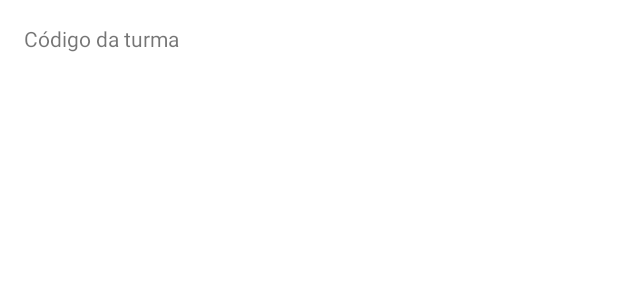
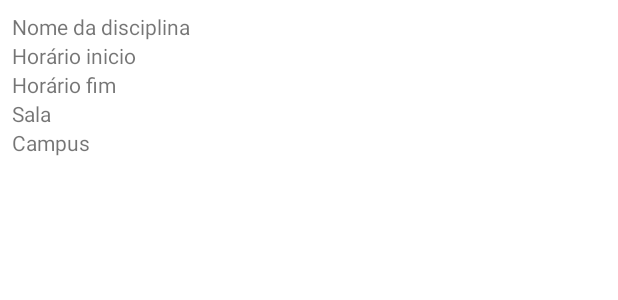
Before and after one commit to modulo-conteudo/modulo-conteudo, an Android app: the layout temp_aula.xml on its own in the app's theme, with its tools: preview values and no code run, on a phone screen of 412 x 824 dp. Shown: the top 300 px of the screen. Run offline under Robolectric (Android 15) with nearby library versions, the phone set to English and light mode, and no system bars.

Commit message:
otimizações

```diff
--- a/ModuloConteudo/app/src/main/java/com/ufabc/moduloconteudo/data/aula/AulaDao.kt
+++ b/ModuloConteudo/app/src/main/java/com/ufabc/moduloconteudo/data/aula/AulaDao.kt
@@ -10,9 +10,10 @@ import com.ufabc.moduloconteudo.data.relations.AulasDiscente
 @Dao
 interface AulaDao {
 
+   //TODO: Implementar a busca por RA a partir da tela de login
    @Transaction
    @Query("SELECT * FROM discente_turma WHERE codigo_turma IN (SELECT DISTINCT(codigo_turma) FROM aula)")
-   fun getAulasUsingIdDia() : LiveData<List<AulasDiscente>>
+   fun getAulasUsingRA() : LiveData<List<AulasDiscente>>
 
    @Insert
    suspend fun insertAula(aula: Aula)
--- a/ModuloConteudo/app/src/main/java/com/ufabc/moduloconteudo/data/aula/AulaRepository.kt
+++ b/ModuloConteudo/app/src/main/java/com/ufabc/moduloconteudo/data/aula/AulaRepository.kt
@@ -1,10 +1,8 @@
 package com.ufabc.moduloconteudo.data.aula
-
-import androidx.lifecycle.LiveData
 
 class AulaRepository private constructor(private val aulaDao: AulaDao){
 
-    fun getTurmasUsingRA() = aulaDao.getAulasUsingIdDia()
+    fun getAulasUsingRA() = aulaDao.getAulasUsingRA()
 
     companion object {
         @Volatile private var instance: AulaRepository? = null
--- a/ModuloConteudo/app/src/main/java/com/ufabc/moduloconteudo/ui/classes/ClassesFragment.kt
+++ b/ModuloConteudo/app/src/main/java/com/ufabc/moduloconteudo/ui/classes/ClassesFragment.kt
@@ -30,6 +30,7 @@ class ClassesFragment : Fragment() {
     // Variables
     val classesListAdapter : ClassesListAdapter = ClassesListAdapter()
     var currentDay : Int = 0
+    var studentRa : String = ""
 
     // ViewModel
     private val classesViewModel : ClassesViewModel by viewModels {
--- a/ModuloConteudo/app/src/main/java/com/ufabc/moduloconteudo/ui/classes/ClassesViewModel.kt
+++ b/ModuloConteudo/app/src/main/java/com/ufabc/moduloconteudo/ui/classes/ClassesViewModel.kt
@@ -7,7 +7,7 @@ import com.ufabc.moduloconteudo.data.relations.AulasDiscente
 
 class ClassesViewModel internal constructor(aulaRepository: AulaRepository): ViewModel() {
 
-    val classes : LiveData<List<AulasDiscente>> = aulaRepository.getTurmasUsingRA()
+    val classes : LiveData<List<AulasDiscente>> = aulaRepository.getAulasUsingRA()
 
 
     //private val _text = MutableLiveData<String>().apply {
--- a/ModuloConteudo/app/src/main/java/com/ufabc/moduloconteudo/utilities/Constants.kt
+++ b/ModuloConteudo/app/src/main/java/com/ufabc/moduloconteudo/utilities/Constants.kt
@@ -1,3 +1,4 @@
 package com.ufabc.moduloconteudo.utilities
 
 const val DATABASE_NAME = "student-classes-db"
+const val RA_EXTRA = "ra-extra"
--- a/ModuloConteudo/app/src/main/res/layout/activity_login.xml
+++ b/ModuloConteudo/app/src/main/res/layout/activity_login.xml
@@ -26,6 +26,7 @@
         app:layout_constraintLeft_toLeftOf="parent"
         app:layout_constraintRight_toRightOf="parent"
         />
+
     <com.google.android.material.textfield.TextInputLayout
         android:id="@+id/login_tilRa"
         style="@style/Widget.MaterialComponents.TextInputLayout.OutlinedBox"
@@ -45,6 +46,7 @@
             android:layout_height="wrap_content"
             android:hint="@string/login_inserirRa"
             android:inputType="number" />
+
     </com.google.android.material.textfield.TextInputLayout>
 
     <com.google.android.material.button.MaterialButton
--- a/ModuloConteudo/app/src/main/res/layout/temp_aula.xml
+++ b/ModuloConteudo/app/src/main/res/layout/temp_aula.xml
@@ -1,16 +1,48 @@
 <?xml version="1.0" encoding="utf-8"?>
 <androidx.constraintlayout.widget.ConstraintLayout xmlns:android="http://schemas.android.com/apk/res/android"
+    android:layout_margin="8dp"
     android:layout_width="match_parent"
     android:layout_height="wrap_content"
     xmlns:app="http://schemas.android.com/apk/res-auto">
 
     <TextView
-        android:id="@+id/class_code"
-        android:text="Código da turma"
-        android:layout_margin="16dp"
+        android:id="@+id/adapter_className"
+        android:text="Nome da disciplina"
         android:layout_width="wrap_content"
         android:layout_height="wrap_content"
         app:layout_constraintTop_toTopOf="parent"
         app:layout_constraintLeft_toLeftOf="parent" />
 
+    <TextView
+        android:id="@+id/adapter_hourBegin"
+        android:text="Horário inicio"
+        android:layout_width="wrap_content"
+        android:layout_height="wrap_content"
+        app:layout_constraintLeft_toLeftOf="@id/adapter_className"
+        app:layout_constraintTop_toBottomOf="@id/adapter_className" />
+
+    <TextView
+        android:id="@+id/adapter_hourEnd"
+        android:text="Horário fim"
+        android:layout_width="wrap_content"
+        android:layout_height="wrap_content"
+        app:layout_constraintLeft_toLeftOf="@id/adapter_className"
+        app:layout_constraintTop_toBottomOf="@id/adapter_hourBegin" />
+
+    <TextView
+        android:id="@+id/adapter_classroom"
+        android:text="Sala"
+        android:layout_width="wrap_content"
+        android:layout_height="wrap_content"
+        app:layout_constraintLeft_toLeftOf="@id/adapter_className"
+        app:layout_constraintTop_toBottomOf="@id/adapter_hourEnd" />
+
+    <TextView
+        android:id="@+id/adapter_campus"
+        android:text="Campus"
+        android:layout_width="wrap_content"
+        android:layout_height="wrap_content"
+        app:layout_constraintLeft_toLeftOf="@id/adapter_className"
+        app:layout_constraintTop_toBottomOf="@id/adapter_classroom" />
+
 </androidx.constraintlayout.widget.ConstraintLayout>
--- a/ModuloConteudo/app/src/main/res/values/strings.xml
+++ b/ModuloConteudo/app/src/main/res/values/strings.xml
@@ -8,6 +8,8 @@
     <string name="title_configuration">Configuração</string>
     <string name="login_inserirRa">Insira seu R.A.</string>
     <string name="logo_description">Logomarca do aplicativo. Contém três livros empilhados e uma nuvem ao fundo da imagem.</string>
+    <string name="error_ra_not_found">O RA digitado não foi encontrado e/ou não é valido.</string>
+    <string name="btn_ok">Ok!</string>
     <string-array name="days_week">
         <item>Segunda-feira</item>
         <item>Terça-feira</item>
```
Also changed, not shown: ModuloConteudo/app/src/main/java/com/ufabc/moduloconteudo/LoginActivity.kt (+24 -5 lines), ModuloConteudo/app/src/main/java/com/ufabc/moduloconteudo/adapters/ClassesListAdapter.kt (+19 -4 lines).
